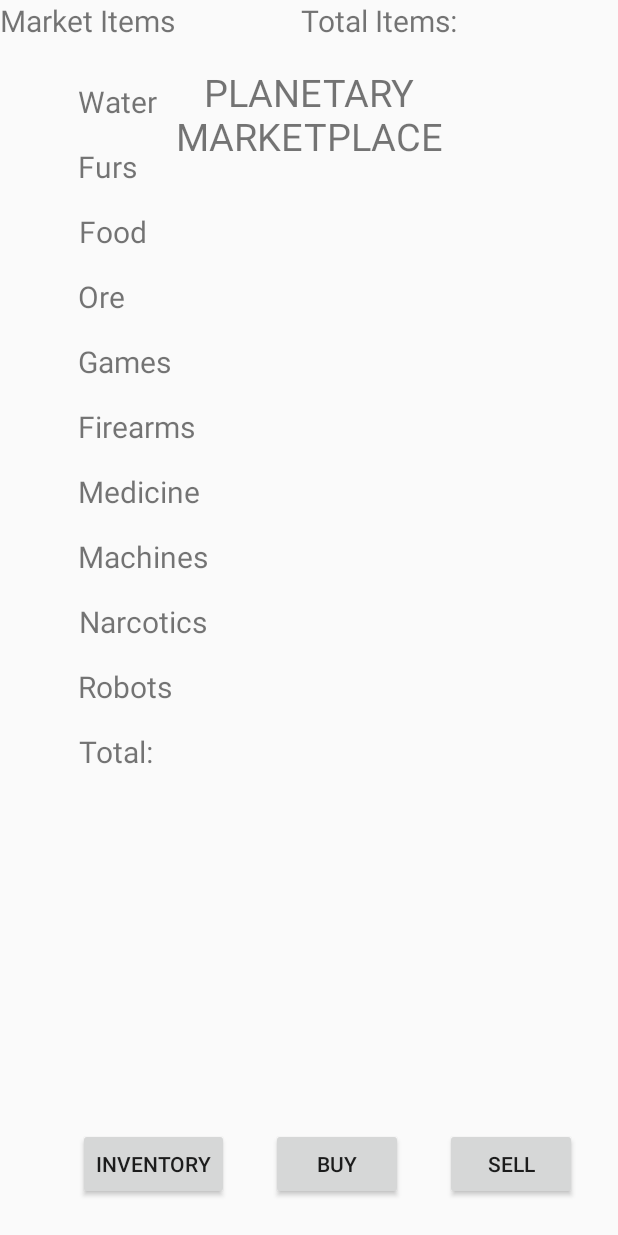
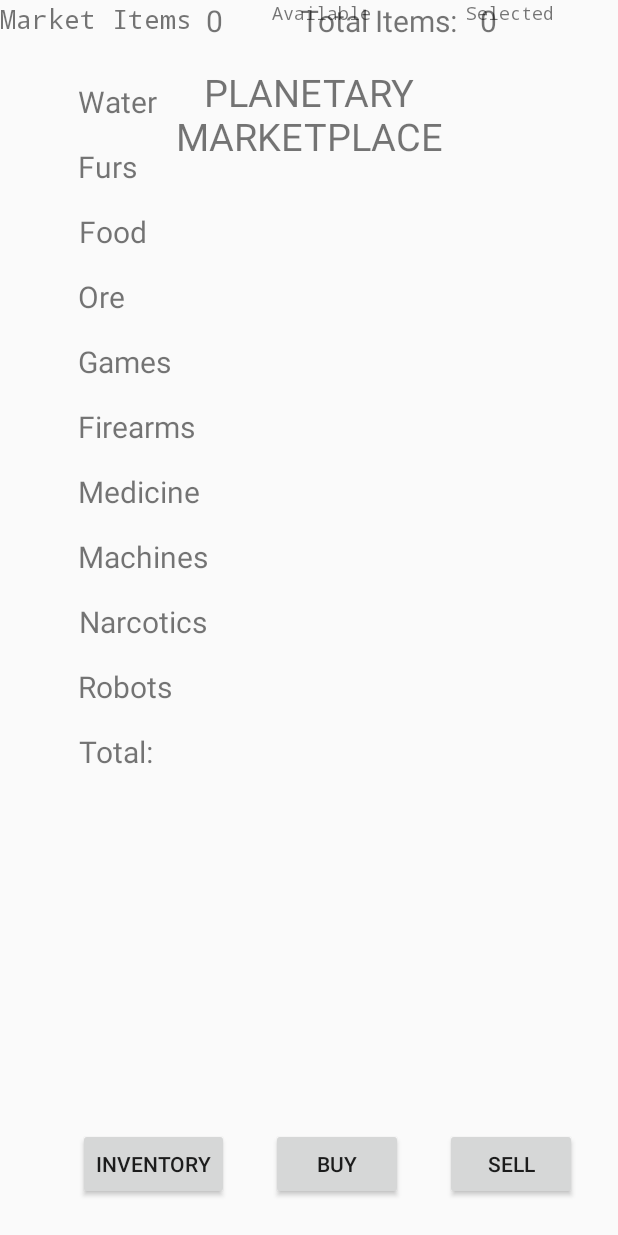
Before and after one commit to jpham197/2340project, an Android app: the layout content_planet_trade_start_up.xml on its own in the app's theme, with its tools: preview values and no code run, on a phone screen of 412 x 824 dp. Run offline under Robolectric (Android 15) with nearby library versions, the phone set to English and light mode, and no system bars.

Commit message:
added some text views for total price and total# of items. Added text field showing available stock and current amount chosen. Will be adding buttons and corresponding text field soon

```diff
--- a/Android/app/src/main/res/layout/content_planet_trade_start_up.xml
+++ b/Android/app/src/main/res/layout/content_planet_trade_start_up.xml
@@ -31,10 +31,47 @@
         android:layout_height="30dp"
         android:ems="10"
         android:text="Market Items"
+        android:textFontWeight="20"
+        android:fontFamily="monospace"
         android:textColorHighlight="@color/colorPrimary"
-        android:textSize="20sp"
+        android:textSize="18sp"
         tools:layout_editor_absoluteX="55dp"
         tools:layout_editor_absoluteY="124dp" />
+
+    <TextView
+        android:id="@+id/Market_Items_Available"
+        android:layout_width="108dp"
+        android:layout_height="21dp"
+        android:layout_marginStart="160dp"
+        android:layout_marginLeft="160dp"
+        android:ems="10"
+        android:fontFamily="monospace"
+        android:gravity="center_horizontal"
+        android:text="Available"
+        android:textColorHighlight="@color/colorPrimary"
+        android:textFontWeight="20"
+        android:textSize="12sp"
+        app:layout_constraintStart_toStartOf="parent"
+        tools:layout_editor_absoluteY="154dp" />
+
+    <TextView
+        android:id="@+id/Market_Items_Selected"
+        android:layout_width="108dp"
+        android:layout_height="21dp"
+        android:layout_marginStart="8dp"
+        android:layout_marginLeft="8dp"
+        android:layout_marginEnd="8dp"
+        android:layout_marginRight="8dp"
+        android:ems="10"
+        android:fontFamily="monospace"
+        android:gravity="center_horizontal"
+        android:text="Selected"
+        android:textColorHighlight="@color/colorPrimary"
+        android:textFontWeight="20"
+        android:textSize="12sp"
+        app:layout_constraintEnd_toEndOf="parent"
+        app:layout_constraintStart_toEndOf="@+id/Market_Items_Available"
+        tools:layout_editor_absoluteY="154dp" />
 
     <TextView
         android:id="@+id/Item_water"
@@ -180,6 +217,18 @@
         app:layout_constraintTop_toBottomOf="@+id/Item_Robots" />
 
     <TextView
+        android:id="@+id/Total_Price_Show"
+        android:layout_width="0dp"
+        android:layout_height="wrap_content"
+        android:layout_marginStart="36dp"
+        android:layout_marginLeft="36dp"
+        android:gravity="center_horizontal"
+        android:text="0"
+        android:textSize="20sp"
+        app:layout_constraintStart_toEndOf="@+id/Total_Price"
+        tools:layout_editor_absoluteY="608dp" />
+
+    <TextView
         android:id="@+id/Total_Amount_Items"
         android:layout_width="wrap_content"
         android:layout_height="wrap_content"
@@ -190,6 +239,19 @@
         android:textSize="20sp"
         app:layout_constraintLeft_toRightOf="@+id/Total_Price"
         app:layout_constraintStart_toStartOf="parent"
+        tools:layout_editor_absoluteY="608dp" />
+
+    <TextView
+        android:id="@+id/Total_Amount_Items_Counter"
+        android:layout_width="wrap_content"
+        android:layout_height="wrap_content"
+        android:layout_marginStart="16dp"
+        android:layout_marginLeft="16dp"
+        android:gravity="center_horizontal"
+        android:text="0"
+        android:textSize="20sp"
+        app:layout_constraintLeft_toRightOf="@+id/Total_Amount_Items"
+        app:layout_constraintStart_toEndOf="@+id/Total_Amount_Items"
         tools:layout_editor_absoluteY="608dp" />
 
 
```
